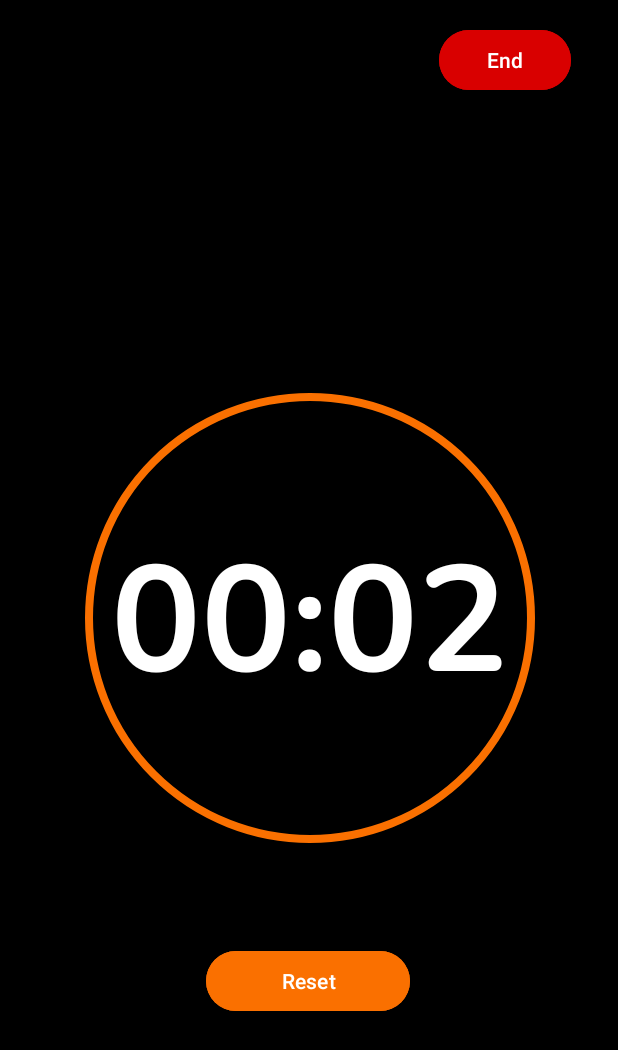
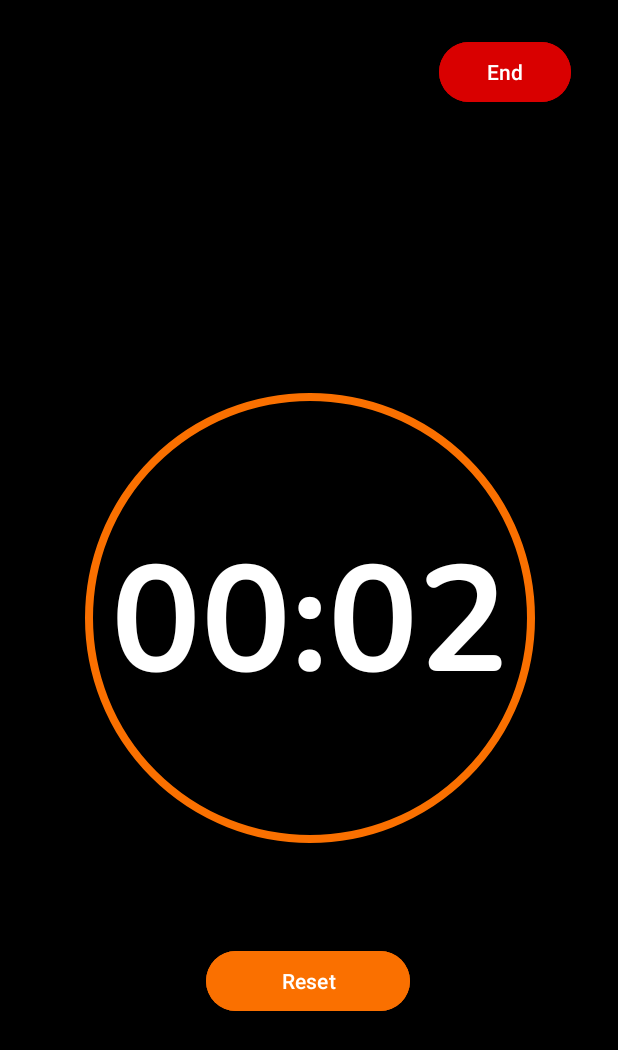
Before and after one commit to salim84miya/pomodoroClock, an Android app: the fragment TImerFragment shown on its own in the app's theme, after a tap on "00:00", on a phone screen of 412 x 824 dp. Shown: the top 1050 px of the screen. Run offline under Robolectric (Android 15) with nearby library versions, the phone set to English and light mode, and no system bars.

Commit message:
remove bugs from timer fragment

```diff
--- a/app/src/main/res/layout-land/timer_fragment.xml
+++ b/app/src/main/res/layout-land/timer_fragment.xml
@@ -55,10 +55,10 @@
         android:id="@+id/end_btn"
         android:layout_width="wrap_content"
         android:layout_height="wrap_content"
-        android:layout_marginTop="16dp"
+        android:layout_marginTop="24dp"
         android:backgroundTint="@color/red"
+        android:text="End"
         android:visibility="gone"
-        android:text="End"
         app:layout_constraintEnd_toEndOf="parent"
         app:layout_constraintHorizontal_bias="0.951"
         app:layout_constraintStart_toStartOf="parent"
--- a/app/src/main/res/layout/timer_fragment.xml
+++ b/app/src/main/res/layout/timer_fragment.xml
@@ -51,7 +51,7 @@
         android:id="@+id/end_btn"
         android:layout_width="wrap_content"
         android:layout_height="wrap_content"
-        android:layout_marginTop="16dp"
+        android:layout_marginTop="24dp"
         android:backgroundTint="@color/red"
         android:text="End"
         android:visibility="gone"
```
Also changed, not shown: app/src/main/java/com/example/clock/fragments/TImerFragment.kt (+9 -5 lines).
